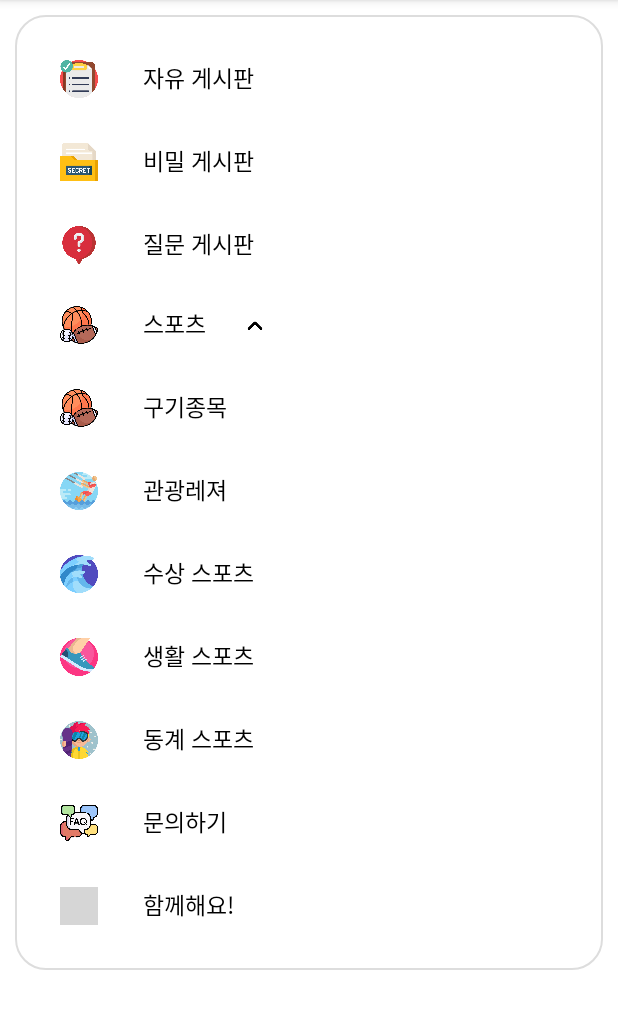
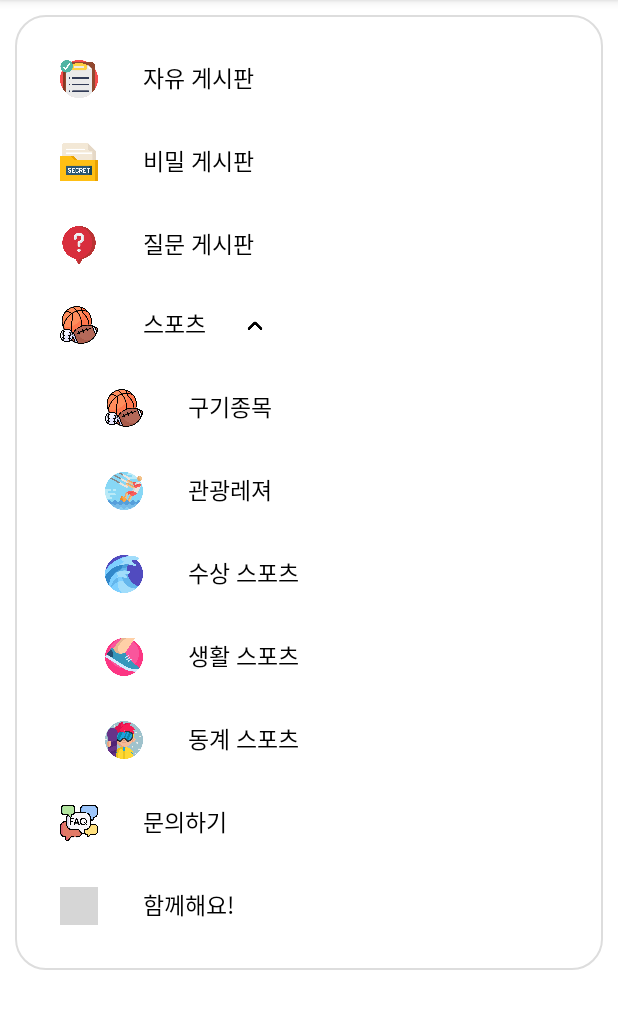
Before and after one commit to oxen6297/Sports, an Android app: the fragment SportsCommunityFragment placed in its activity, after a tap on "스포츠", on a phone screen of 412 x 824 dp, the part 84-1113 px from its top. Run offline under Robolectric (Android 15) with nearby library versions, the phone set to English and light mode, and no system bars; 1 statement that could not run was skipped; grey boxes are pictures that could not be loaded.

Commit message:
커뮤니티탭 화면 구성

```diff
--- a/app/src/main/java/com/example/sportscommunity/SportsCommunityFragment.kt
+++ b/app/src/main/java/com/example/sportscommunity/SportsCommunityFragment.kt
@@ -6,7 +6,6 @@ import android.view.View
 import android.view.ViewGroup
 import androidx.fragment.app.Fragment
 import com.example.sportscommunity.databinding.SportsCommunityFragmentBinding
-import com.example.sportscommunity.databinding.SportsHomeFragmentBinding
 
 class SportsCommunityFragment : Fragment() {
 
@@ -25,6 +24,8 @@ class SportsCommunityFragment : Fragment() {
     override fun onViewCreated(view: View, savedInstanceState: Bundle?) {
         super.onViewCreated(view, savedInstanceState)
 
+        val mainActivity = (activity as MainActivity)
+
         binding.foldingLayout.setOnClickListener {
             if (binding.detailLayout.visibility == View.GONE) {
                 binding.detailLayout.visibility = View.VISIBLE
@@ -41,11 +42,15 @@ class SportsCommunityFragment : Fragment() {
             }
         }
 
+        binding.freeBoard.setOnClickListener {
+            mainActivity.changeFragment(1)
+        }
 
     }
-
     override fun onDestroy() {
         super.onDestroy()
         mBinding = null
     }
+
+
 }
--- a/app/src/main/res/layout/sports_community_fragment.xml
+++ b/app/src/main/res/layout/sports_community_fragment.xml
@@ -49,6 +49,7 @@
                 app:layout_constraintTop_toBottomOf="@+id/free_img" />
 
             <TextView
+                android:id="@+id/secret_board"
                 android:layout_width="wrap_content"
                 android:layout_height="wrap_content"
                 android:layout_marginLeft="30dp"
@@ -125,6 +126,7 @@
                 android:layout_width="match_parent"
                 android:layout_height="wrap_content"
                 android:layout_marginTop="30dp"
+                android:layout_marginLeft="30dp"
                 android:visibility="gone"
                 app:layout_constraintStart_toStartOf="parent"
                 app:layout_constraintTop_toBottomOf="@+id/folding_layout">
@@ -275,5 +277,4 @@
 
     </ScrollView>
 
-
 </androidx.constraintlayout.widget.ConstraintLayout>
```
